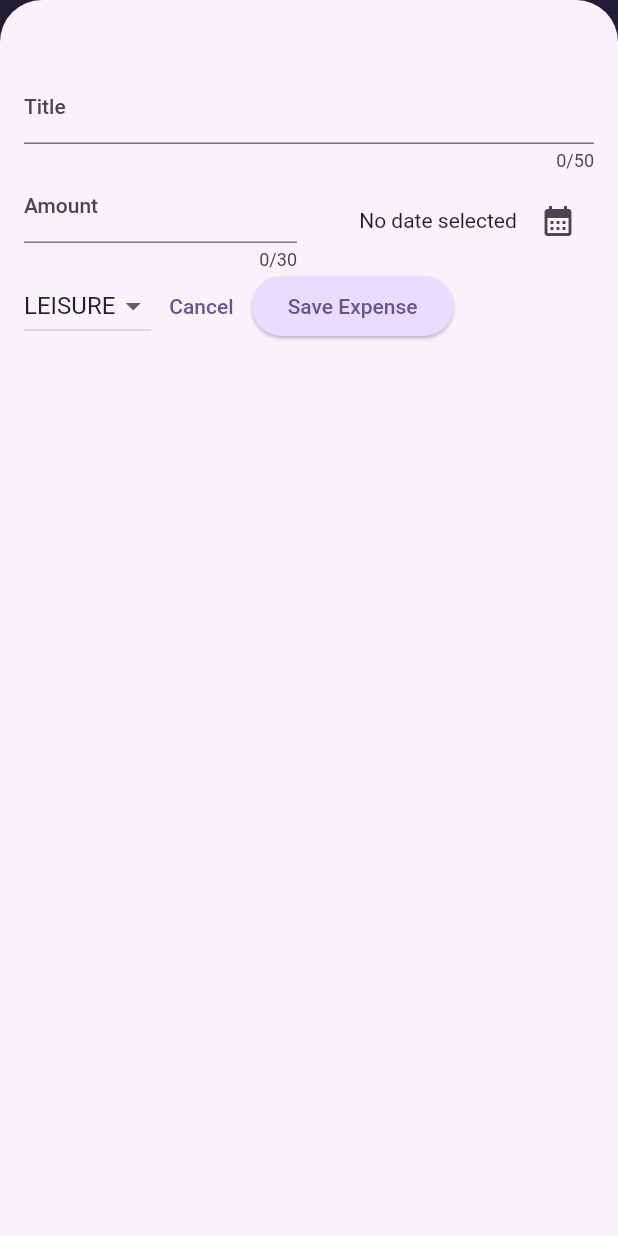
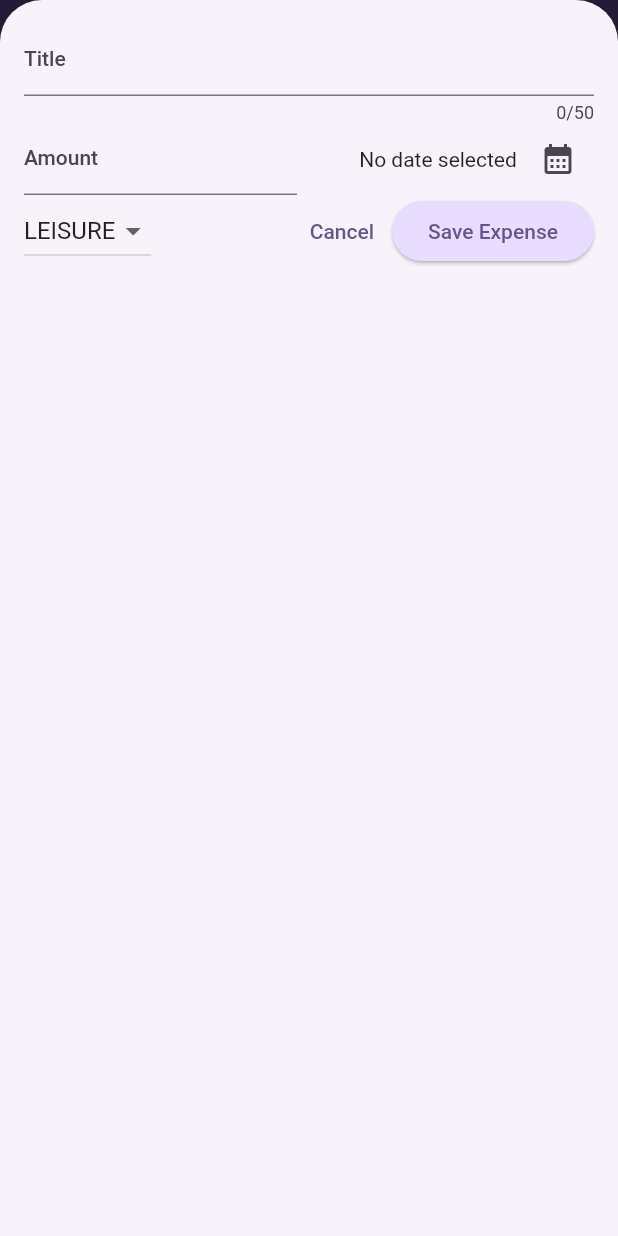
Before and after one commit to CodeToBiT/ExpenseTracker, a Flutter app: the screen it shows after launch, after a tap on the "add" icon, on a phone screen of 412 x 824 dp. Run offline on Flutter 3.47's test engine with Material 2 defaults, Android fonts, the phone set to English and light mode, and no system bars.

Commit message:
more responsive layout

```diff
--- a/lib/widgets/expense.dart
+++ b/lib/widgets/expense.dart
@@ -28,6 +28,7 @@ class _ExpensesState extends State<Expenses> {
 
   void _openAddExpenseOverlay() {
     showModalBottomSheet(
+      useSafeArea: true,
       isScrollControlled: true,
       context: context,
       builder: (ctx) => NewExpense(onAddExpense: _addExpense),
--- a/lib/widgets/new_expense.dart
+++ b/lib/widgets/new_expense.dart
@@ -77,10 +77,47 @@ class _NewExpenseState extends State<NewExpense> {
 
   @override
   Widget build(BuildContext context) {
-    return Padding(
-      padding: const EdgeInsets.fromLTRB(16, 48, 16, 16),
+    final keyboardSpace = MediaQuery.of(context).viewInsets.bottom;
+
+    return LayoutBuilder(builder: (ctx, constraints) {
+      final width = constraints.maxWidth;
+      return SizedBox(
+        height: double.infinity,
+        child: SingleChildScrollView(
+          child: Padding(
+            padding: EdgeInsets.fromLTRB(16, 16, 16, keyboardSpace + 16),
             child: Column(
               children: [
+                if (width >= 600)
+                  Row(
+                    crossAxisAlignment: CrossAxisAlignment.start,
+                    children: [
+                      Expanded(
+                        child: TextField(
+                          controller: _titleController,
+                          // onChanged: _saveTitleInput,
+                          maxLength: 50,
+                          decoration: const InputDecoration(
+                            label: Text('Title'),
+                          ),
+                        ),
+                      ),
+                      const SizedBox(
+                        width: 24,
+                      ),
+                      Expanded(
+                        child: TextField(
+                          controller: _amountController,
+                          decoration: const InputDecoration(
+                            prefixText: '\$',
+                            label: Text('Amount'),
+                          ),
+                          keyboardType: TextInputType.number,
+                        ),
+                      ),
+                    ],
+                  )
+                else
                   TextField(
                     controller: _titleController,
                     // onChanged: _saveTitleInput,
@@ -89,12 +126,54 @@ class _NewExpenseState extends State<NewExpense> {
                       label: Text('Title'),
                     ),
                   ),
+                if (width >= 600)
+                  Row(
+                    children: [
+                      DropdownButton(
+                        value: _selectedCategory,
+                        items: Category.values
+                            .map(
+                              (category) => DropdownMenuItem(
+                                value: category,
+                                child: Text(category.name.toUpperCase()),
+                              ),
+                            )
+                            .toList(),
+                        onChanged: (value) {
+                          setState(() {
+                            if (value == null) {
+                              return;
+                            }
+                            _selectedCategory = value;
+                          });
+                        },
+                      ),
+                      const SizedBox(
+                        width: 24,
+                      ),
+                      Expanded(
+                        child: Row(
+                          mainAxisAlignment: MainAxisAlignment.end,
+                          crossAxisAlignment: CrossAxisAlignment.center,
+                          children: [
+                            Text(_selectedDate == null
+                                ? 'No date selected '
+                                : formatter.format(_selectedDate!)),
+                            IconButton(
+                              onPressed: _presentDatePicker,
+                              icon: const Icon(Icons.calendar_month),
+                            )
+                          ],
+                        ),
+                      ),
+                    ],
+                  )
+                else
                   Row(
                     children: [
                       Expanded(
                         child: TextField(
                           controller: _amountController,
-                  maxLength: 30,
                           decoration: const InputDecoration(
                             prefixText: '\$',
                             label: Text('Amount'),
@@ -118,9 +197,27 @@ class _NewExpenseState extends State<NewExpense> {
                               icon: const Icon(Icons.calendar_month),
                             )
                           ],
-              ))
+                        ),
+                      ),
                     ],
                   ),
+                if (width >= 600)
+                  Row(
+                    children: [
+                      const Spacer(),
+                      TextButton(
+                        onPressed: () {
+                          Navigator.pop(context);
+                        },
+                        child: const Text('Cancel'),
+                      ),
+                      ElevatedButton(
+                        onPressed: _submitExpenseData,
+                        child: const Text('Save Expense'),
+                      ),
+                    ],
+                  )
+                else
                   Row(
                     children: [
                       DropdownButton(
@@ -142,6 +239,7 @@ class _NewExpenseState extends State<NewExpense> {
                           });
                         },
                       ),
+                      const Spacer(),
                       TextButton(
                         onPressed: () {
                           Navigator.pop(context);
@@ -156,6 +254,9 @@ class _NewExpenseState extends State<NewExpense> {
                   ),
               ],
             ),
+          ),
+        ),
       );
+    });
   }
 }
```
Lines whose indentation alone changed are shown as unchanged.
